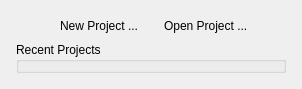
Above: src/ui/NewOpenProjectPanel.ui from ImageProcessing-ElectronicPublications/scantailor-experimental before the change. Below: the same form after it.
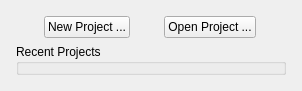
That is the form after the change.

Commit message: Replace links by buttons to support dark themes

```diff
--- a/src/ui/NewOpenProjectPanel.ui
+++ b/src/ui/NewOpenProjectPanel.ui
@@ -21,8 +21,17 @@
   <property name="autoFillBackground" >
    <bool>false</bool>
   </property>
-  <layout class="QVBoxLayout" name="verticalLayout_2" >
-   <property name="margin" >
+  <layout class="QVBoxLayout" name="verticalLayout_2">
+   <property name="leftMargin">
+    <number>7</number>
+   </property>
+   <property name="topMargin">
+    <number>7</number>
+   </property>
+   <property name="rightMargin">
+    <number>7</number>
+   </property>
+   <property name="bottomMargin">
     <number>7</number>
    </property>
    <item>
@@ -38,22 +47,25 @@
           <property name="sizeType" >
            <enum>QSizePolicy::Minimum</enum>
           </property>
-          <property name="sizeHint" stdset="0" >
+          <property name="sizeHint" stdset="0">
            <size>
-            <width>20</width>
-            <height>20</height>
+            <width>0</width>
+            <height>0</height>
            </size>
           </property>
          </spacer>
         </item>
         <item>
-         <widget class="QLabel" name="newProjectLabel" >
-          <property name="text" >
+         <widget class="QPushButton" name="newProjectButton">
+          <property name="sizePolicy">
+           <sizepolicy hsizetype="Fixed" vsizetype="Fixed">
+            <horstretch>0</horstretch>
+            <verstretch>0</verstretch>
+           </sizepolicy>
+          </property>
+          <property name="text">
            <string>New Project ...</string>
           </property>
-          <property name="alignment" >
-           <set>Qt::AlignRight|Qt::AlignTrailing|Qt::AlignVCenter</set>
-          </property>
          </widget>
         </item>
         <item>
@@ -64,17 +76,23 @@
           <property name="sizeType" >
            <enum>QSizePolicy::Minimum</enum>
           </property>
-          <property name="sizeHint" stdset="0" >
+          <property name="sizeHint" stdset="0">
            <size>
-            <width>20</width>
-            <height>20</height>
+            <width>0</width>
+            <height>0</height>
            </size>
           </property>
          </spacer>
         </item>
         <item>
-         <widget class="QLabel" name="openProjectLabel" >
-          <property name="text" >
+         <widget class="QPushButton" name="openProjectButton">
+          <property name="sizePolicy">
+           <sizepolicy hsizetype="Fixed" vsizetype="Fixed">
+            <horstretch>0</horstretch>
+            <verstretch>0</verstretch>
+           </sizepolicy>
+          </property>
+          <property name="text">
            <string>Open Project ...</string>
           </property>
          </widget>
@@ -87,10 +105,10 @@
           <property name="sizeType" >
            <enum>QSizePolicy::Minimum</enum>
           </property>
-          <property name="sizeHint" stdset="0" >
+          <property name="sizeHint" stdset="0">
            <size>
-            <width>20</width>
-            <height>20</height>
+            <width>0</width>
+            <height>0</height>
            </size>
           </property>
          </spacer>
```
Left out of the diff: 43 changed lines with no effect on the pictures. The commit also changes 4 other files.
